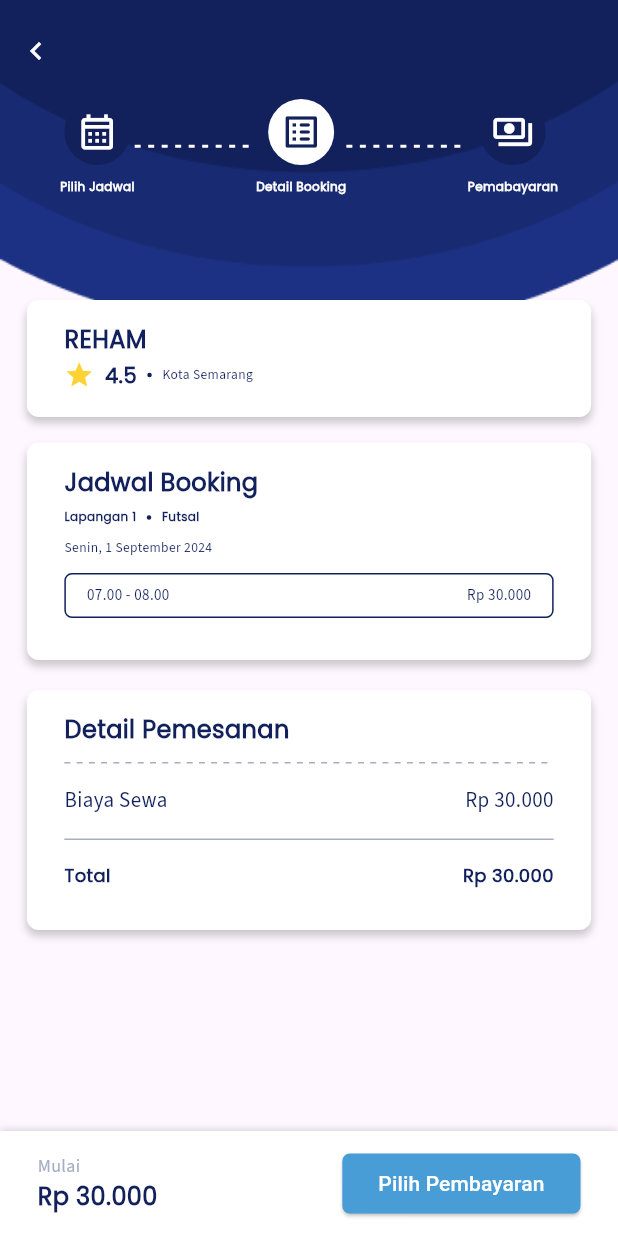
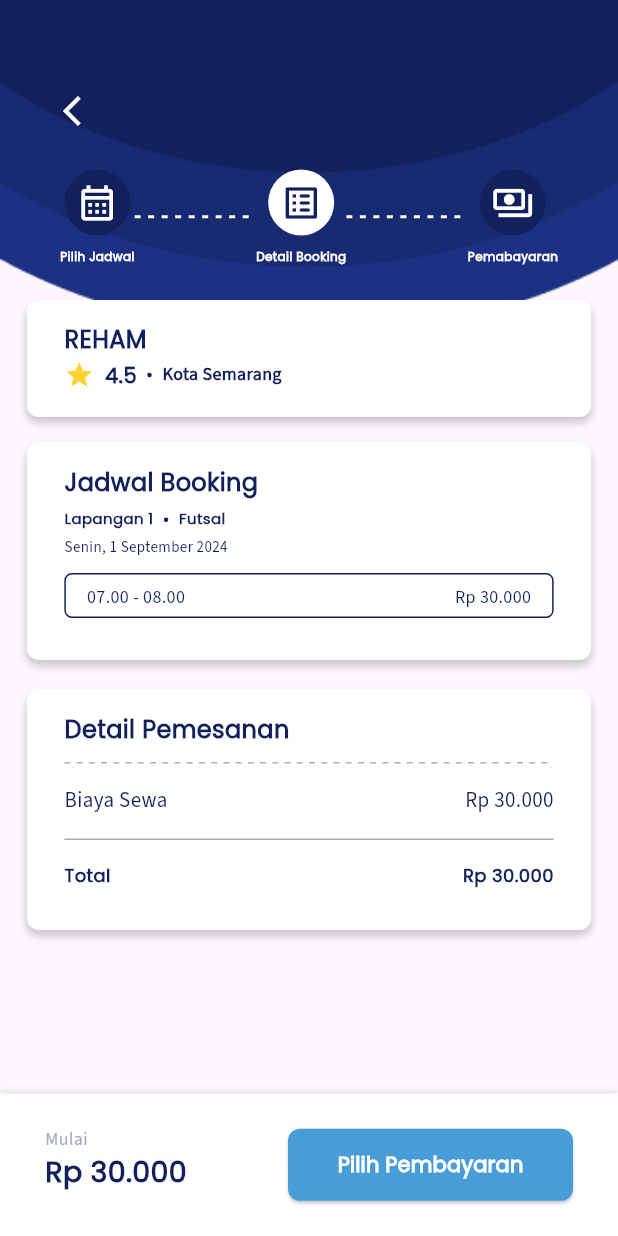
Before and after one commit to iammburg/arena-connect, a Flutter app: the BookingPage screen opened directly, on a phone screen of 412 x 824 dp. Run offline on Flutter 3.47's test engine with Material 3 defaults, Android fonts, the phone set to English and light mode, and no system bars; our stand-ins replace carousel_slider, device_preview.

Commit message:
feat: fix font size, font style

```diff
--- a/lib/screens/booking/booking_page.dart
+++ b/lib/screens/booking/booking_page.dart
@@ -45,21 +45,24 @@ class BookingPage extends StatelessWidget {
           ),
           Column(
             children: [
-              const SizedBox(height: 10),
+              const SizedBox(height: 30),
               Row(
                 mainAxisAlignment: MainAxisAlignment.start,
                 crossAxisAlignment: CrossAxisAlignment.start,
                 children: [
-                  IconButton(
+                  Padding(
+                    padding: const EdgeInsets.only(left: 30, top: 20),
+                    child: IconButton(
                       onPressed: () {
                         Navigator.pop(context);
                       },
-                    icon: const Icon(Icons.chevron_left),
-                    color: Colors.white,
+                      icon: const Icon(Icons.arrow_back_ios),
+                      color: white,
+                    ),
                   ),
                 ],
               ),
-              const SizedBox(height: 8),
+              const SizedBox(height: 15),
               Row(
                 mainAxisAlignment: MainAxisAlignment.center,
                 crossAxisAlignment: CrossAxisAlignment.center,
@@ -174,7 +177,7 @@ class BookingPage extends StatelessWidget {
                           const SizedBox(width: 7),
                           Text(
                             "Kota Semarang",
-                            style: regulerFont4,
+                            style: regulerFont2,
                           )
                         ],
                       ),
@@ -222,7 +225,7 @@ class BookingPage extends StatelessWidget {
                             children: [
                               Text(
                                 "Lapangan 1",
-                                style: superFont6,
+                                style: superFont5,
                               ),
                               const SizedBox(width: 7),
                               Padding(
@@ -239,17 +242,17 @@ class BookingPage extends StatelessWidget {
                               const SizedBox(width: 7),
                               Text(
                                 "Futsal",
-                                style: superFont6,
+                                style: superFont5,
                               )
                             ],
                           ),
-                          const SizedBox(height: 10),
+                          const SizedBox(height: 6),
                           Row(
                             mainAxisSize: MainAxisSize.min,
                             children: [
                               Text(
                                 "Senin, 1 September 2024",
-                                style: regulerFont4,
+                                style: regulerFont3,
                               )
                             ],
                           ),
@@ -275,7 +278,7 @@ class BookingPage extends StatelessWidget {
                       left: 40,
                       child: Text(
                         "07.00 - 08.00",
-                        style: regulerFont3,
+                        style: regulerFont3.copyWith(fontSize: 12),
                       ),
                     ),
                     Positioned(
@@ -283,7 +286,7 @@ class BookingPage extends StatelessWidget {
                       right: 40,
                       child: Text(
                         "Rp 30.000",
-                        style: regulerFont3,
+                        style: regulerFont3.copyWith(fontSize: 12),
                       ),
                     )
                   ],
@@ -385,7 +388,7 @@ class BookingPage extends StatelessWidget {
             left: 0,
             right: 0,
             child: Container(
-              height: 70,
+              height: 95,
               decoration: BoxDecoration(
                 color: Colors.white,
                 boxShadow: [
@@ -398,7 +401,7 @@ class BookingPage extends StatelessWidget {
               ),
               child: Padding(
                 padding:
-                    const EdgeInsets.symmetric(horizontal: 25, vertical: 15),
+                    const EdgeInsets.symmetric(horizontal: 30, vertical: 22),
                 child: Row(
                   mainAxisAlignment: MainAxisAlignment.spaceBetween,
                   children: [
@@ -407,11 +410,11 @@ class BookingPage extends StatelessWidget {
                       children: [
                         Text(
                           "Mulai",
-                          style: regulerFont9,
+                          style: regulerFont9.copyWith(fontSize: 12),
                         ),
                         Text(
                           "Rp 30.000",
-                          style: superFont2,
+                          style: superFont2.copyWith(fontSize: 19),
                         ),
                       ],
                     ),
@@ -426,10 +429,13 @@ class BookingPage extends StatelessWidget {
                           backgroundColor: const Color(0xFF489DD6),
                           foregroundColor: Colors.white,
                           shape: RoundedRectangleBorder(
-                          borderRadius: BorderRadius.circular(5),
+                            borderRadius: BorderRadius.circular(8),
                           ),
+                          minimumSize: const Size(190, 48)),
+                      child: Text(
+                        "Pilih Pembayaran",
+                        style: superFont4.copyWith(fontSize: 14, color: white),
                       ),
-                      child: const Text("Pilih Pembayaran"),
                     ),
                   ],
                 ),
```
Lines whose indentation alone changed are shown as unchanged.
